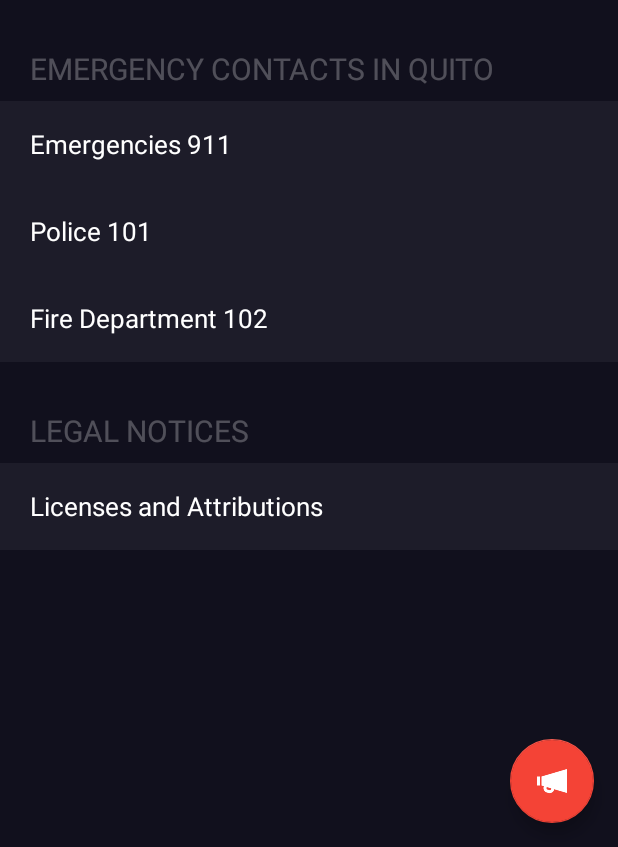
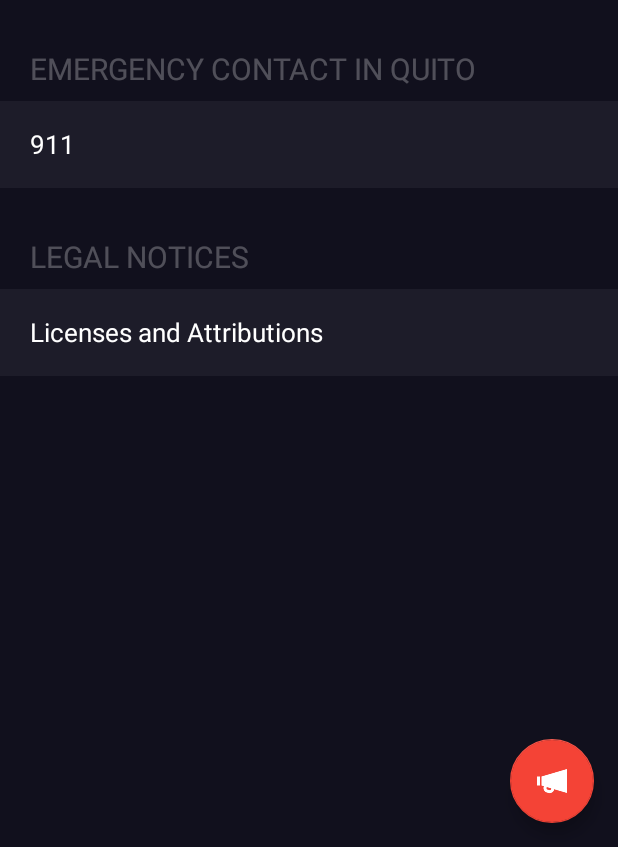
Before and after one commit to NSKomodo/quito-seguro-android, an Android app: the fragment AboutFragment placed in its activity, on a phone screen of 412 x 824 dp, the part 389-1236 px from its top. Run offline under Robolectric (Android 15) with nearby library versions, the phone set to English and light mode, and no system bars; libraries missing offline, so code that uses them is left out: com.firebase.client; 2 statements that could not run were skipped.

Commit message:
Update emergency contacts.

```diff
--- a/app/src/main/java/co/profapps/quitoseguro/fragment/AboutFragment.java
+++ b/app/src/main/java/co/profapps/quitoseguro/fragment/AboutFragment.java
@@ -51,6 +51,7 @@ public class AboutFragment extends Fragment implements View.OnClickListener {
 
     private void setupUI(@NonNull View view) {
         getActivity().setTitle(getString(R.string.about_quito_seguro));
+        view.findViewById(R.id.emergencyCallLayout).setOnClickListener(this);
         view.findViewById(R.id.legalNoticesLayout).setOnClickListener(this);
     }
 
@@ -58,6 +59,10 @@ public class AboutFragment extends Fragment implements View.OnClickListener {
     public void onClick(View v) {
         int id = v.getId();
 
+        if (id == R.id.emergencyCallLayout) {
+            // TODO: call 911
+        }
+
         if (id == R.id.legalNoticesLayout) {
             Intent intent = new Intent(getContext(), LegalNoticesActivity.class);
             startActivity(intent);
--- a/app/src/main/res/layout/fragment_about.xml
+++ b/app/src/main/res/layout/fragment_about.xml
@@ -83,55 +83,14 @@
                 android:paddingTop="8dp"
                 android:paddingBottom="8dp"
                 android:gravity="center_vertical"
-                android:clickable="true" >
+                android:clickable="true"
+                android:id="@+id/emergencyCallLayout">
 
                 <TextView
                     android:layout_width="wrap_content"
                     android:layout_height="match_parent"
                     android:layout_gravity="center_vertical"
                     android:text="@string/emergencies_911"
-                    android:textColor="#ffffff"
-                    android:textSize="17sp"
-                    android:gravity="center_vertical"
-                    android:layout_marginLeft="20dp" />
-            </LinearLayout>
-
-            <LinearLayout
-                android:layout_width="match_parent"
-                android:layout_height="58dp"
-                android:background="@color/colorListItemBackground"
-                android:orientation="horizontal"
-                android:paddingTop="8dp"
-                android:paddingBottom="8dp"
-                android:gravity="center_vertical"
-                android:clickable="true" >
-
-                <TextView
-                    android:layout_width="wrap_content"
-                    android:layout_height="match_parent"
-                    android:layout_gravity="center_vertical"
-                    android:text="@string/police_101"
-                    android:textColor="#ffffff"
-                    android:textSize="17sp"
-                    android:gravity="center_vertical"
-                    android:layout_marginLeft="20dp" />
-            </LinearLayout>
-
-            <LinearLayout
-                android:layout_width="match_parent"
-                android:layout_height="58dp"
-                android:background="@color/colorListItemBackground"
-                android:orientation="horizontal"
-                android:paddingTop="8dp"
-                android:paddingBottom="8dp"
-                android:gravity="center_vertical"
-                android:clickable="true" >
-
-                <TextView
-                    android:layout_width="wrap_content"
-                    android:layout_height="match_parent"
-                    android:layout_gravity="center_vertical"
-                    android:text="@string/fire_department_102"
                     android:textColor="#ffffff"
                     android:textSize="17sp"
                     android:gravity="center_vertical"
--- a/app/src/main/res/values/strings.xml
+++ b/app/src/main/res/values/strings.xml
@@ -28,10 +28,10 @@
     <string name="security_tips">Security Tips</string>
     <string name="developed_by">DEVELOPED BY PROF APPS</string>
     <string name="about_text">This app is a contribution to Quito\'s citizens and tourists, because we also want a safer city and we believe it is definitely possible.</string>
-    <string name="emergency_contacts">EMERGENCY CONTACTS IN QUITO</string>
+    <string name="emergency_contacts">EMERGENCY CONTACT IN QUITO</string>
     <string name="legal_notices">LEGAL NOTICES</string>
     <string name="legal_notices_item">Licenses and Attributions</string>
-    <string name="emergencies_911">Emergencies 911</string>
+    <string name="emergencies_911">911</string>
     <string name="police_101">Police 101</string>
     <string name="fire_department_102">Fire Department 102</string>
     <string name="call_emergency_contact">Call Emergency Contact</string>
```
Also changed, not shown: 1 other file.
